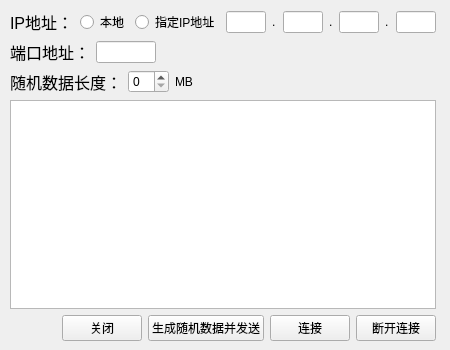
Before: the Qt Designer form CNSD2/Cilent/Resources/CilentWidget.ui in fuookami/CouputerNetworkCurriculumDesign, drawn with Qt 5.
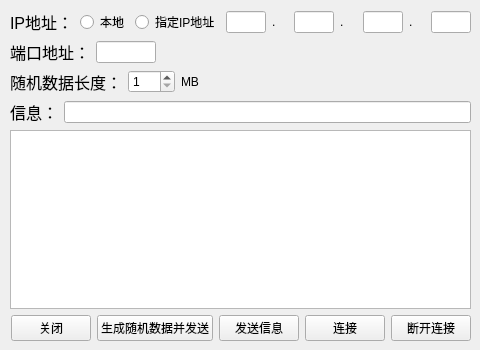
After: the same form once the commit is applied.

Commit message: 实现Cilent窗口

What changed in the file:
```diff
--- a/CNSD2/Cilent/Resources/CilentWidget.ui
+++ b/CNSD2/Cilent/Resources/CilentWidget.ui
@@ -6,19 +6,19 @@
    <rect>
     <x>0</x>
     <y>0</y>
-    <width>450</width>
+    <width>480</width>
     <height>350</height>
    </rect>
   </property>
   <property name="minimumSize">
    <size>
-    <width>450</width>
+    <width>480</width>
     <height>350</height>
    </size>
   </property>
   <property name="maximumSize">
    <size>
-    <width>450</width>
+    <width>480</width>
     <height>350</height>
    </size>
   </property>
@@ -30,7 +30,7 @@
     <rect>
      <x>10</x>
      <y>10</y>
-     <width>426</width>
+     <width>461</width>
      <height>331</height>
     </rect>
    </property>
@@ -204,7 +204,14 @@
        </widget>
       </item>
       <item>
-       <widget class="QSpinBox" name="spinBox"/>
+       <widget class="QSpinBox" name="DataSize">
+        <property name="minimum">
+         <number>1</number>
+        </property>
+        <property name="maximum">
+         <number>100</number>
+        </property>
+       </widget>
       </item>
       <item>
        <widget class="QLabel" name="label_6">
@@ -228,6 +235,25 @@
       </item>
      </layout>
     </item>
+    <item>
+     <layout class="QHBoxLayout" name="horizontalLayout_5">
+      <item>
+       <widget class="QLabel" name="label_8">
+        <property name="font">
+         <font>
+          <pointsize>12</pointsize>
+         </font>
+        </property>
+        <property name="text">
+         <string>信息：</string>
+        </property>
+       </widget>
+      </item>
+      <item>
+       <widget class="QLineEdit" name="Message"/>
+      </item>
+     </layout>
+    </item>
     <item>
      <widget class="QTextBrowser" name="Log"/>
     </item>
@@ -261,7 +287,14 @@
        </widget>
       </item>
       <item>
-       <widget class="QPushButton" name="Listen">
+       <widget class="QPushButton" name="SendMessage">
+        <property name="text">
+         <string>发送信息</string>
+        </property>
+       </widget>
+      </item>
+      <item>
+       <widget class="QPushButton" name="Connect">
         <property name="text">
          <string>连接</string>
         </property>
```
Left out of the diff: 4 changed lines with no effect on the pictures. The commit also changes 8 other files.
